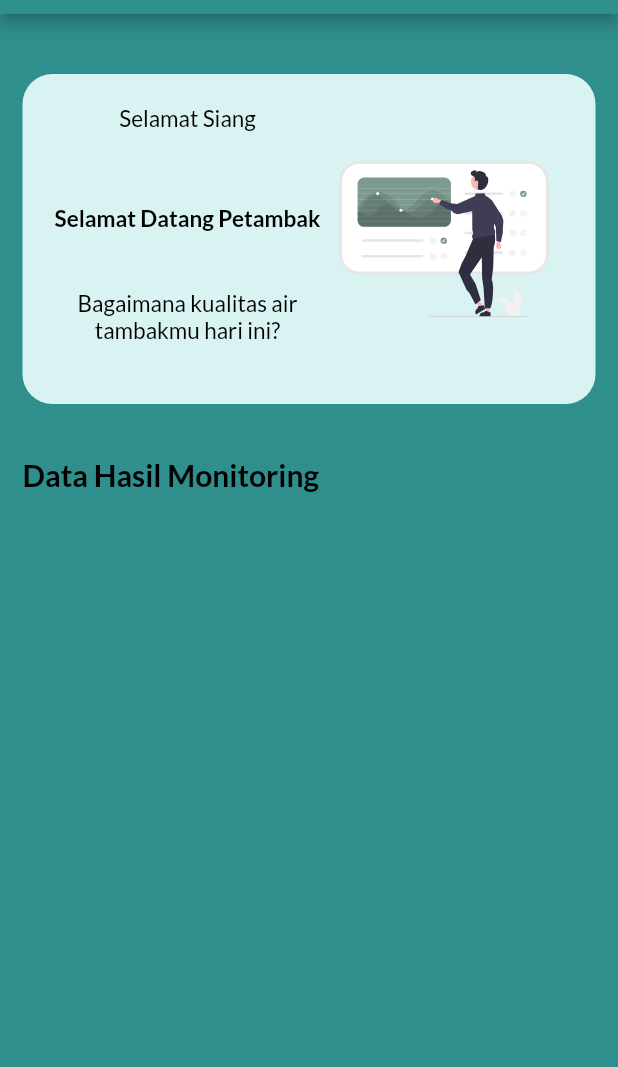
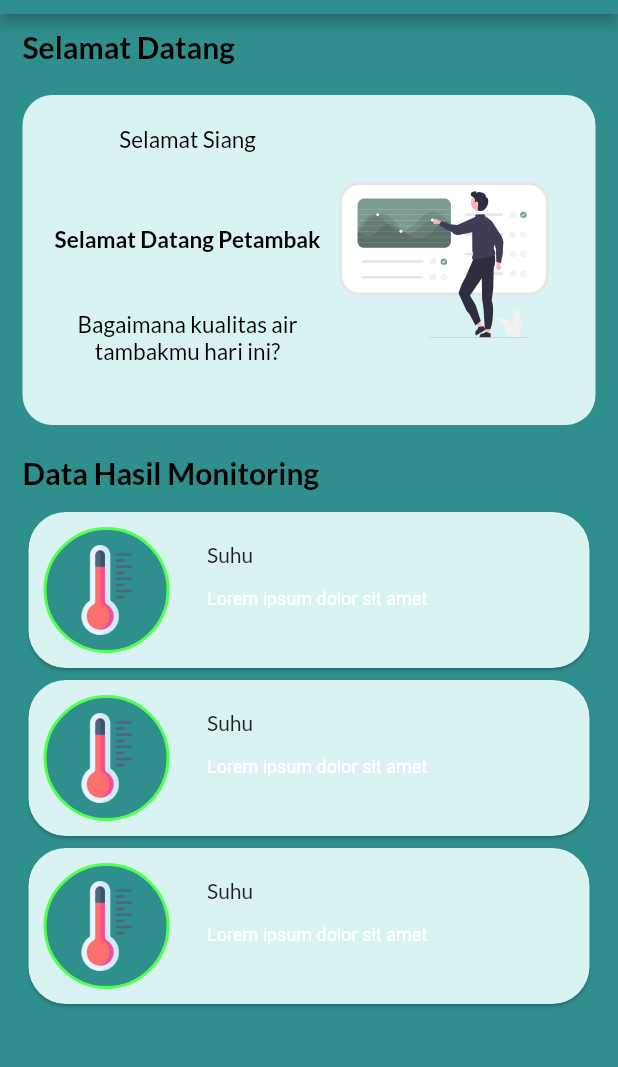
Before and after one commit to laurensiusyuda/Petani-Tambak, a Flutter app: the Dashboard screen opened directly, on a phone screen of 412 x 824 dp, the part 70-1137 px from its top. Run offline on Flutter 3.47's test engine with Material 2 defaults, Android fonts, the phone set to English and light mode, and no system bars; drawn by our look-alikes of readmore; our stand-ins replace easy_splash_screen, equatable, firebase_auth, firebase_core, flutter_bloc, flutter_svg and 4 more; accounts and stored records are empty.

Commit message:
update dashboard monitoring

```diff
--- a/core/lib/presentasion/pages/dashboard.dart
+++ b/core/lib/presentasion/pages/dashboard.dart
@@ -2,6 +2,7 @@ import 'package:auth/auth.dart';
 import 'package:auth/presentasion/bloc/auth_bloc.dart';
 import 'package:auth/presentasion/bloc/auth_state.dart';
 import 'package:core/presentasion/widget/build_activity.dart';
+import 'package:core/presentasion/widget/build_monitoringsuhu.dart';
 import 'package:firebase_auth/firebase_auth.dart';
 import 'package:flutter/material.dart';
 import 'package:flutter_bloc/flutter_bloc.dart';
@@ -85,9 +86,19 @@ class Dashboard extends StatelessWidget {
             child: Column(
               crossAxisAlignment: CrossAxisAlignment.start,
               children: [
+                Text(
+                  'Selamat Datang',
+                  style: GoogleFonts.lato(
+                    textStyle: const TextStyle(
+                      fontSize: 20,
+                      color: Colors.black,
+                      fontWeight: FontWeight.bold,
+                    ),
+                  ),
+                ),
                 const BuildDashboard(),
                 const SizedBox(
-                  height: 35,
+                  height: 20,
                 ),
                 Text(
                   'Data Hasil Monitoring',
@@ -102,6 +113,18 @@ class Dashboard extends StatelessWidget {
                 Row(
                   mainAxisAlignment: MainAxisAlignment.center,
                 ),
+                const SizedBox(
+                  height: 10,
+                ),
+                ListView(
+                  shrinkWrap: true,
+                  controller: ScrollController(keepScrollOffset: true),
+                  children: const [
+                    BuildMonitoringSuhu(),
+                    BuildMonitoringSuhu(),
+                    BuildMonitoringSuhu(),
+                  ],
+                )
               ],
             ),
           ),
--- a/core/lib/presentasion/widget/build_activity.dart
+++ b/core/lib/presentasion/widget/build_activity.dart
@@ -17,7 +17,7 @@ class _BuildDashboardState extends State<BuildDashboard> {
   Widget build(BuildContext context) {
     final user = FirebaseAuth.instance.currentUser!;
     return Container(
-      margin: const EdgeInsets.only(top: 30),
+      margin: const EdgeInsets.only(top: 20),
       decoration: BoxDecoration(
         color: kSecondaryColor,
         borderRadius: BorderRadius.circular(20.0),
--- a/core/lib/presentasion/widget/build_monitoringsuhu.dart
+++ b/core/lib/presentasion/widget/build_monitoringsuhu.dart
@@ -1,6 +1,7 @@
+import 'package:utils/utils.dart';
 import 'package:flutter/material.dart';
+import 'package:readmore/readmore.dart';
 import 'package:google_fonts/google_fonts.dart';
-import 'package:utils/utils.dart';
 
 class BuildMonitoringSuhu extends StatelessWidget {
   const BuildMonitoringSuhu({super.key});
@@ -28,27 +29,49 @@ class BuildMonitoringSuhu extends StatelessWidget {
                   color: kMainColor,
                   border: Border.all(color: kGreenColor, width: 2.0),
                 ),
+                child: SizedBox.fromSize(
+                  size: const Size.fromRadius(30),
+                  child: Image.asset(
+                    'asset/thermometer.png',
+                  ),
+                ),
+              ),
+              const SizedBox(
+                width: 25,
+              ),
+              Expanded(
                 child: Column(
+                  crossAxisAlignment: CrossAxisAlignment.start,
                   children: [
-                    Container(
-                      padding: const EdgeInsets.all(10.0),
-                      decoration: const BoxDecoration(
-                          shape: BoxShape.circle,
-                          color: kSecondaryColor,
-                          boxShadow: [
-                            BoxShadow(
-                                color: kSecondaryColor,
-                                blurRadius: 10.0,
-                                spreadRadius: 3.0)
-                          ]),
-                      child: Image.asset(
-                        'asset/thermometer.png',
-                        width: 50,
+                    const SizedBox(
+                      height: 10,
+                    ),
+                    Text(
+                      'Suhu',
+                      style: GoogleFonts.lato(),
+                    ),
+                    Padding(
+                      padding: const EdgeInsets.fromLTRB(0, 14, 16, 0),
+                      child: ReadMoreText(
+                        'Lorem ipsum dolor sit amet',
+                        trimLines: 4,
+                        trimMode: TrimMode.Line,
+                        trimCollapsedText: ' ... Selengkapnya',
+                        trimExpandedText: ' Tutup',
+                        style: Theme.of(context)
+                            .textTheme
+                            .bodySmall!
+                            .copyWith(color: Colors.white),
+                        lessStyle:
+                            TextStyle(color: Colors.white.withOpacity(0.5)),
+                        moreStyle:
+                            TextStyle(color: Colors.white.withOpacity(0.5)),
+                        delimiter: '',
                       ),
-                    ),
+                    )
                   ],
                 ),
-              )
+              ),
             ],
           ),
         ),
--- a/core/pubspec.yaml
+++ b/core/pubspec.yaml
@@ -15,6 +15,7 @@ dependencies:
   flutter_dotenv: ^5.0.2
   firebase_storage: ^11.0.10
   cached_network_image: ^3.1.0
+  readmore: ^2.1.0
 
   # introduction and splash screen
   flutter_onboarding_slider: ^1.0.8
--- a/lib/main.dart
+++ b/lib/main.dart
@@ -18,15 +18,7 @@ class MyApp extends StatelessWidget {
   const MyApp({super.key});
   @override
   Widget build(BuildContext context) {
-    return MultiBlocProvider(
-      providers: [
-        BlocProvider(
-          create: (_) => AuthBloc(
-            authRepository: AuthRepository(),
-          ),
-        )
-      ],
-      child: RepositoryProvider(
+    return RepositoryProvider(
       create: (context) => AuthRepository(),
       child: BlocProvider(
         create: (context) => AuthBloc(
@@ -36,9 +28,11 @@ class MyApp extends StatelessWidget {
           home: StreamBuilder<User?>(
             stream: FirebaseAuth.instance.authStateChanges(),
             builder: (context, snapshot) {
+              // If the snapshot has user data, then they're already signed in. So Navigating to the Dashboard.
               if (snapshot.hasData) {
                 const Dashboard();
               }
+              // Otherwise, they're not signed in. Show the sign in page.
               return MaterialApp(
                 title: 'Udangku',
                 theme: ThemeData().copyWith(colorScheme: kColorScheme),
@@ -48,7 +42,6 @@ class MyApp extends StatelessWidget {
           ),
         ),
       ),
-      ),
     );
   }
 }
```
Also changed, not shown: core/lib/helper/mqtt_subs.dart (added), pubspec.lock. Lines whose indentation alone changed are shown as unchanged.
